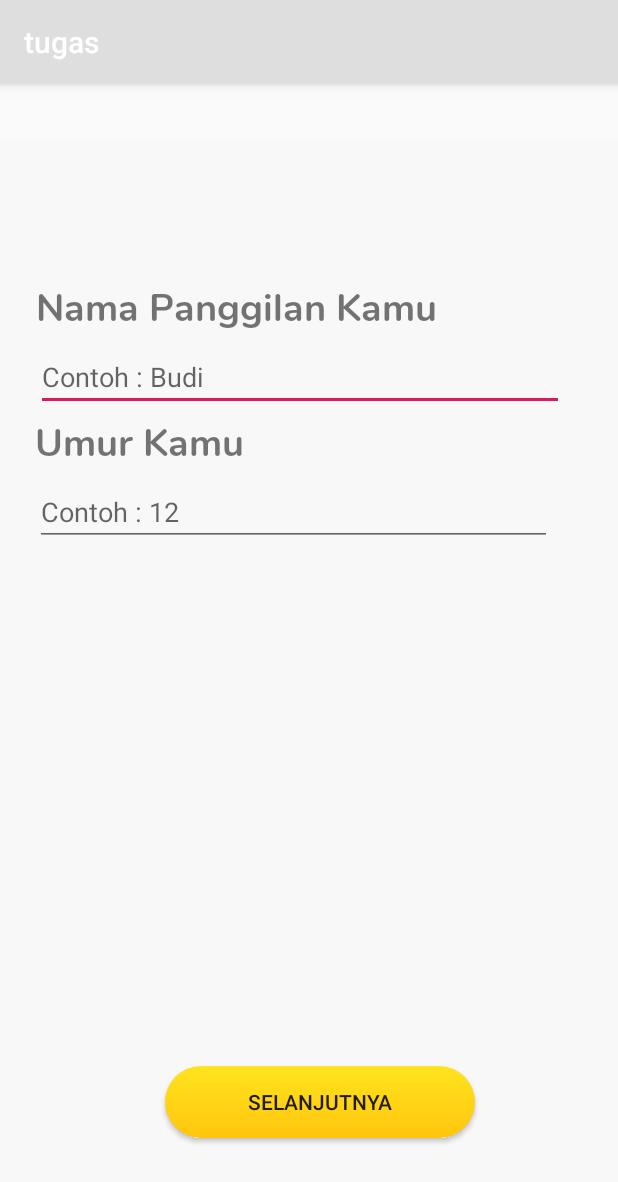
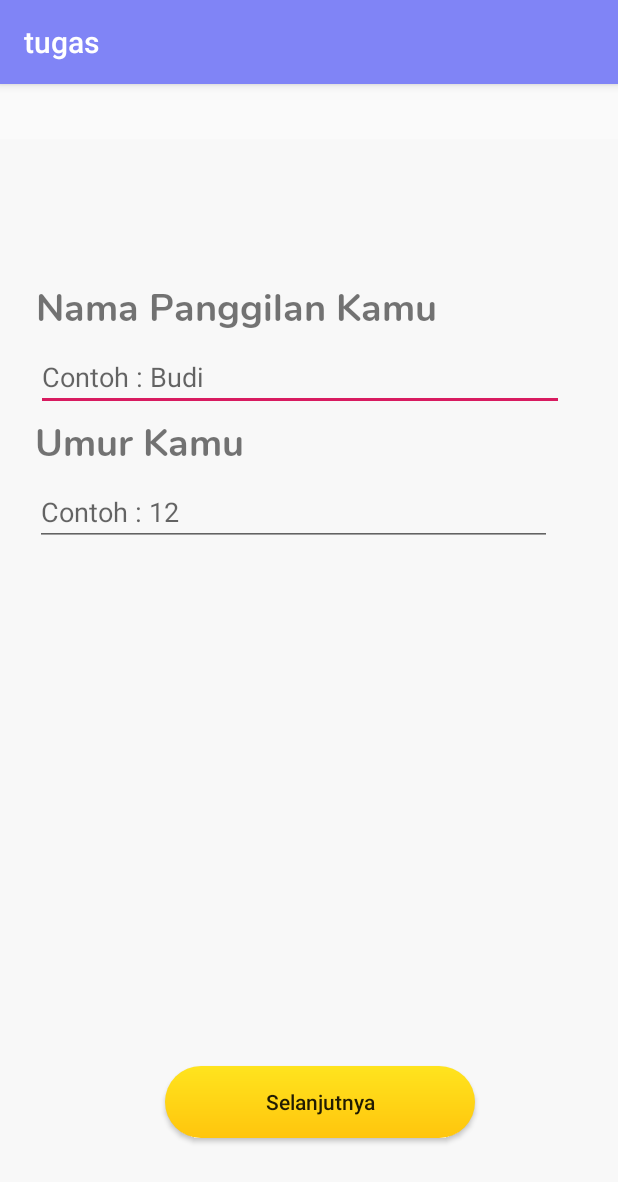
Before and after one commit to FachriFrzl/aplikasi, an Android app: the Activiti2 screen opened directly, with no data from a screen before it, on a phone screen of 412 x 824 dp. Shown: the top 1182 px of the screen. Run offline under Robolectric (Android 15) with nearby library versions, the phone set to English and light mode, and no system bars.

Commit message:
ini adalah tugas

```diff
--- a/app/src/main/res/layout/activity_main.xml
+++ b/app/src/main/res/layout/activity_main.xml
@@ -86,6 +86,7 @@
             android:layout_marginBottom="65dp"
             android:background="@drawable/tst"
             android:backgroundTint="#ffc50d"
+            android:textAllCaps="false"
             android:text="Mulai"/>
 
     </RelativeLayout>
--- a/app/src/main/res/layout/txt2.xml
+++ b/app/src/main/res/layout/txt2.xml
@@ -113,6 +113,7 @@
             android:layout_marginRight="49dp"
             android:layout_marginBottom="209dp"
             android:background="@drawable/tst"
+            android:textAllCaps="false"
             android:fontFamily="@font/nunito_bold"
             android:text="Masuk"/>
 
@@ -166,6 +167,7 @@
             android:layout_marginRight="52dp"
             android:layout_marginBottom="41dp"
             android:background="@drawable/tst2"
+            android:textAllCaps="false"
             android:fontFamily="@font/rubik_regular"
             android:text="Beli Kode Keluarga Disini"
             android:textColor="#ffff" />
--- a/app/src/main/res/layout/txt3.xml
+++ b/app/src/main/res/layout/txt3.xml
@@ -105,7 +105,7 @@
             android:hint="Contoh : 12" />
 
         <Button
-            android:id="@+id/btn3"
+            android:id="@+id/but"
             android:layout_width="207dp"
             android:layout_height="wrap_content"
             android:layout_alignParentStart="true"
@@ -121,6 +121,7 @@
             android:layout_marginRight="95dp"
             android:layout_marginBottom="65dp"
             android:background="@drawable/tst"
+            android:textAllCaps="false"
             android:text="Selanjutnya"/>
 
     </RelativeLayout>
--- a/app/src/main/res/values/colors.xml
+++ b/app/src/main/res/values/colors.xml
@@ -1,6 +1,6 @@
 <?xml version="1.0" encoding="utf-8"?>
 <resources>
-    <color name="colorPrimary">#dedede</color>
-    <color name="colorPrimaryDark">#dedede</color>
+    <color name="colorPrimary">#8084f6</color>
+    <color name="colorPrimaryDark">#482d7e</color>
     <color name="colorAccent">#D81B60</color>
 </resources>
--- a/app/src/main/res/values/strings.xml
+++ b/app/src/main/res/values/strings.xml
@@ -1,5 +1,4 @@
 <resources>
     <string name="app_name">tugas</string>
     <string name="Test">Dengan menekan tombol masuk berarti Anda menyetujui <b>ketentuan pengguna</b> dan <b>kebijakan Data</b> kami</string>
-    <string name="Nama">Beres! Sekarang Kamu udah bisa ngecek penggunaan HP mu tiap hari untuk bantu kamu ngatur waktu</string>
 </resources>
```
Also changed, not shown: app/src/main/res/layout/txt4.xml (+16 -31 lines).
